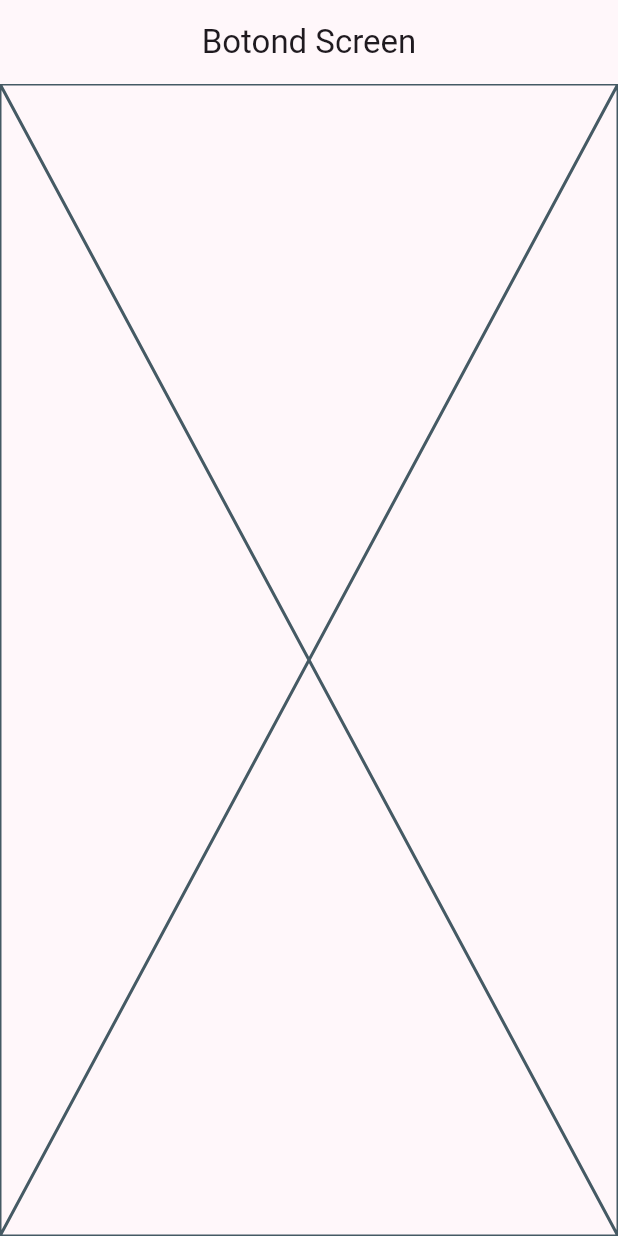
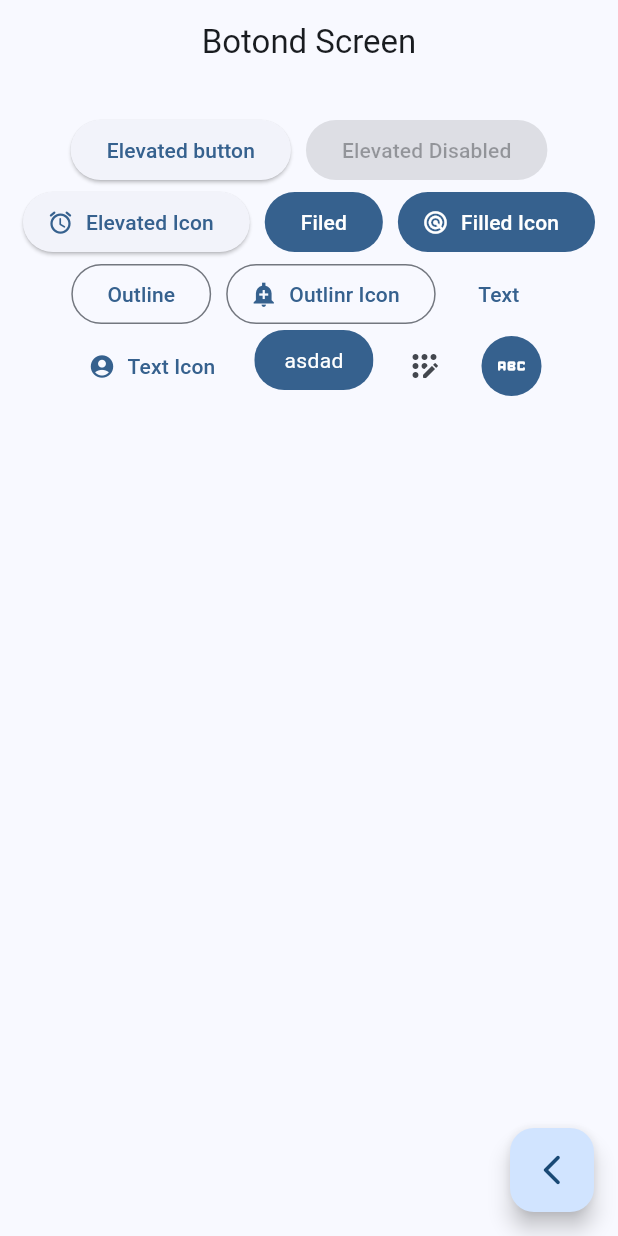
Before and after one commit to oscar1098/flutter_wigets_app, a Flutter app: the ButtonsSreen screen opened by its route, on a phone screen of 412 x 824 dp. Run offline on Flutter 3.47's test engine with Material 2 defaults, Android fonts, the phone set to English and light mode, and no system bars; our stand-ins replace go_router.

Commit message:
button screen finish

```diff
--- a/lib/main.dart
+++ b/lib/main.dart
@@ -13,7 +13,7 @@ class MainApp extends StatelessWidget {
   Widget build(BuildContext context) {
     return  MaterialApp.router(
       routerConfig: appRouter,
-      theme: AppTheme(selectedColor: 3).getTheme() ,
+      theme: AppTheme(selectedColor: 0).getTheme() ,
       debugShowCheckedModeBanner: false,
 
     );
--- a/lib/presentation/screens/buttons/buttons_screen.dart
+++ b/lib/presentation/screens/buttons/buttons_screen.dart
@@ -1,4 +1,5 @@
 import 'package:flutter/material.dart';
+import 'package:go_router/go_router.dart';
 
 class ButtonsSreen extends StatelessWidget {
 
@@ -12,7 +13,100 @@ class ButtonsSreen extends StatelessWidget {
       appBar: AppBar(
         title: const Text('Botond Screen'),
       ),
-      body: Placeholder(),
+      body: const _ButtonsView(),
+      floatingActionButton: FloatingActionButton(
+        child: const Icon( Icons.arrow_back_ios_new_rounded ),
+        onPressed: () {
+            context.pop();
+        },
+       )
+
     );
   }
 }
+
+class _ButtonsView extends StatelessWidget {
+  const _ButtonsView();
+
+  @override
+  Widget build(BuildContext context) {
+
+    final colors = Theme.of(context).colorScheme;
+
+    return SizedBox(
+      width: double.infinity,
+      child: Padding(
+        padding: const EdgeInsets.symmetric( horizontal: 10, vertical: 20 ),
+        child: Wrap(
+          spacing: 10,
+          alignment: WrapAlignment.center,
+          children: [
+            ElevatedButton(onPressed: () {}, child: const Text('Elevated button')),
+            const ElevatedButton(onPressed: null, child: Text('Elevated Disabled')),
+
+            ElevatedButton.icon(
+              onPressed: () {},
+              icon: const Icon( Icons.access_alarm_rounded ),
+              label: const Text('Elevated Icon')
+            ),
+
+            FilledButton(onPressed: () {}, child: const Text('Filed')),
+
+            FilledButton.icon(
+              onPressed: () {},
+              icon: const Icon(Icons.radar),
+              label: const Text('Filled Icon'),
+            ),
+
+            OutlinedButton(onPressed: () {}, child: const Text('Outline')),
+            OutlinedButton.icon(
+              onPressed: () {},
+              icon: const Icon(Icons.add_alert_sharp),
+              label: const Text('Outlinr Icon')),
+
+            TextButton(onPressed: () {}, child: const Text('Text')),
+            TextButton.icon(
+              onPressed: () {},
+              icon: const Icon( Icons.account_circle_rounded ),
+              label: const Text('Text Icon') ),
+
+            const CustomButton(),
+
+            IconButton( onPressed: () {}, icon: const Icon ( Icons.app_registration_rounded ) ),
+            IconButton(
+              onPressed: () {},
+              icon: const Icon(Icons.abc_rounded),
+              style:  ButtonStyle(
+                backgroundColor: MaterialStatePropertyAll( colors.primary ),
+                iconColor: const MaterialStatePropertyAll( Colors.white )
+              ),),
+
+          ],
+        ),
+      ),
+    );
+  }
+}
+
+class CustomButton extends StatelessWidget {
+  const CustomButton({super.key});
+
+  @override
+  Widget build(BuildContext context) {
+
+    final colors = Theme.of(context).colorScheme;
+
+    return ClipRRect(
+      borderRadius: BorderRadius.circular(20),
+      child: Material(
+        color: colors.primary,
+        child: InkWell(
+          onTap: () {},
+          child: const Padding(
+            padding:  EdgeInsets.symmetric(horizontal: 20, vertical: 10),
+            child:  Text('asdad', style: TextStyle( color: Colors.white ),)),
+        ),
+      ),
+    );
+  }
+}
```
